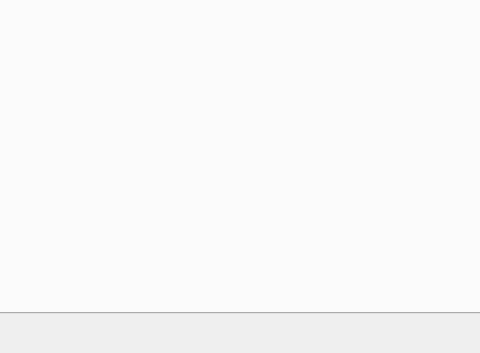
This is C++/QT_EVE_Box/mainwindow.ui in juzhijian/Programming.practice as Qt 5 draws it before an edit; both pictures show x 158 to 638 and y 321 to 674 of the 1083 by 674 pixel window. The edited form follows.
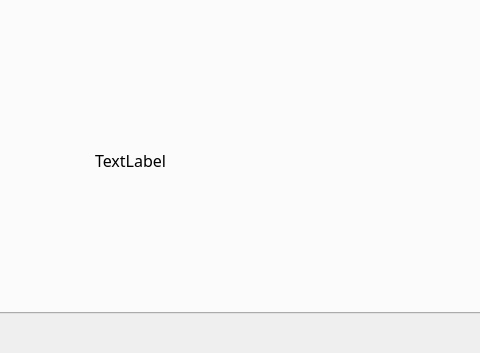
This is the edited form. The open tabs and pages were chosen to show the change.

Patch:
```diff
--- a/C++/QT_EVE_Box/mainwindow.ui
+++ b/C++/QT_EVE_Box/mainwindow.ui
@@ -182,6 +182,19 @@
        <attribute name="title">
         <string>市场</string>
        </attribute>
+       <widget class="QLabel" name="studentnameline">
+        <property name="geometry">
+         <rect>
+          <x>240</x>
+          <y>390</y>
+          <width>291</width>
+          <height>91</height>
+         </rect>
+        </property>
+        <property name="text">
+         <string>TextLabel</string>
+        </property>
+       </widget>
       </widget>
       <widget class="QWidget" name="tab_3">
        <attribute name="title">
```
Left out of the diff: 2 changed lines with no effect on the pictures.
